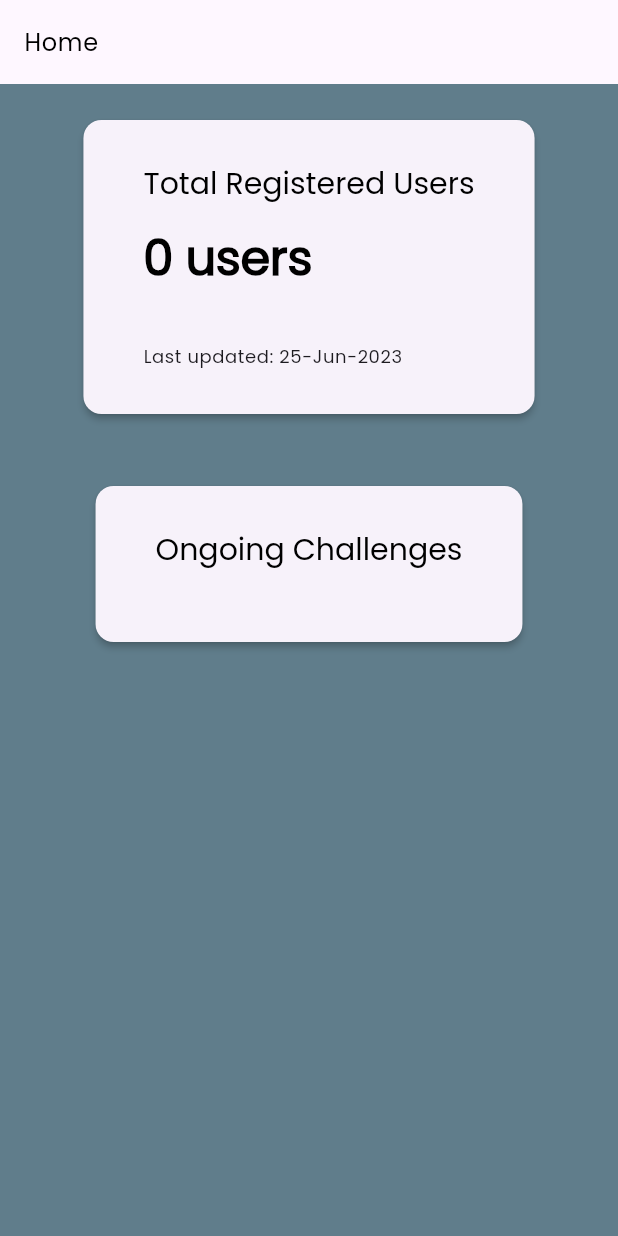
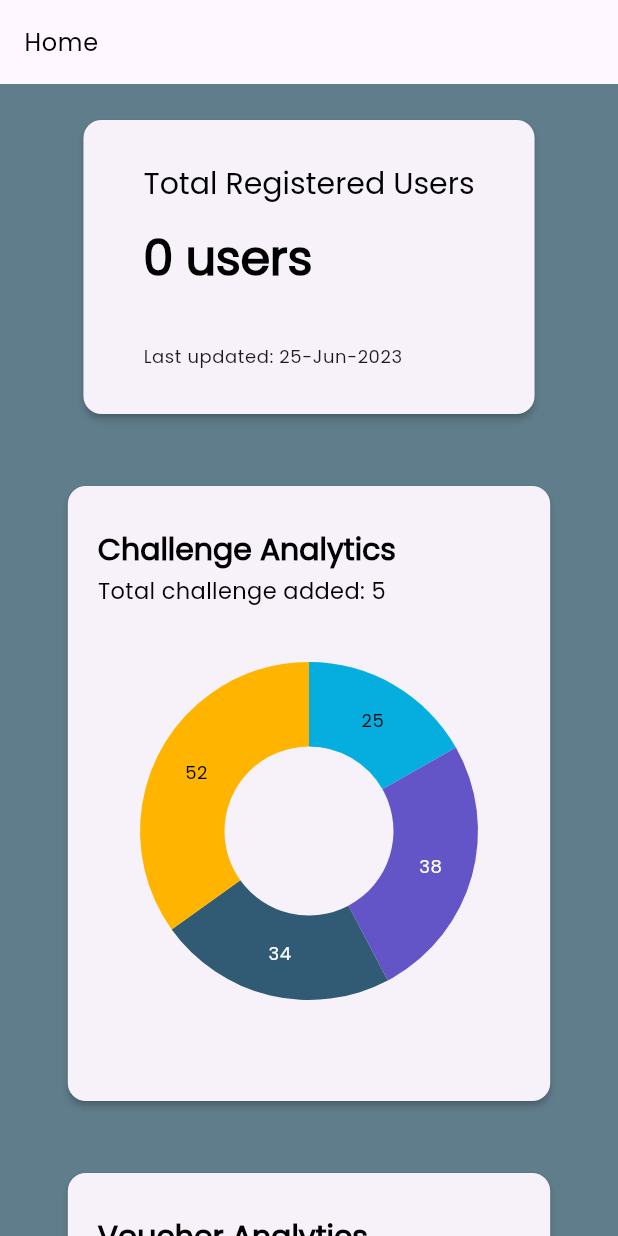
Before and after one commit to cmtan-2000/wmsm_map, a Flutter app: the AdminDashboard screen opened directly, on a phone screen of 412 x 824 dp. Run offline on Flutter 3.47's test engine with Material 2 defaults, Android fonts, the phone set to English and light mode, and no system bars; our stand-ins replace awesome_snackbar_content, barcode_widget, cached_network_image, cloud_firestore, email_validator, firebase_auth and 14 more; missing offline and left inert: coupon_uikit, flutter_barcode_scanner, health; accounts and stored records are empty.

Commit message:
done analytics ui and claim voucher ui

```diff
--- a/lib/routes.dart
+++ b/lib/routes.dart
@@ -8,6 +8,7 @@ import 'package:wmsm_flutter/view/user_challenges/admin/admin_add_challenge.dart
 import 'package:wmsm_flutter/view/user_challenges/admin/admin_edit_challenge.dart';
 import 'package:wmsm_flutter/view/user_challenges/admin/admin_manage_challenge_page.dart';
 import 'package:wmsm_flutter/view/user_challenges/admin/admin_scan_voucher.dart';
+import 'package:wmsm_flutter/view/user_challenges/user/user_claim_voucher.dart';
 import 'package:wmsm_flutter/view/user_challenges/user/user_join_challenge_page.dart';
 import 'package:wmsm_flutter/view/user_challenges/voucher_page.dart';
 import 'package:wmsm_flutter/view/user_dashboard/notification_page.dart';
@@ -125,6 +126,9 @@ Route<dynamic>? generateRoute(RouteSettings settings) {
           builder: ((context) => const SearchArticlePage()));
     case '/scanVoucher':
       return MaterialPageRoute(builder: ((context) => const VoucherScanner()));
+    case '/claimVoucher':
+      return MaterialPageRoute(
+          builder: ((context) => const UserClaimVoucher()));
     default:
       return null;
   }
--- a/lib/view/user_dashboard/admin_dashboard_page.dart
+++ b/lib/view/user_dashboard/admin_dashboard_page.dart
@@ -2,6 +2,8 @@ import 'package:cloud_firestore/cloud_firestore.dart';
 import 'package:flutter/material.dart';
 import 'package:intl/intl.dart';
 import 'package:logger/logger.dart';
+import 'package:wmsm_flutter/view/user_dashboard/widgets/challenge_analytics.dart';
+import 'package:wmsm_flutter/view/user_dashboard/widgets/voucher_analytics.dart';
 
 class AdminDashboard extends StatelessWidget {
   AdminDashboard({super.key});
@@ -70,26 +72,10 @@ class AdminDashboard extends StatelessWidget {
                           ),
                         ),
                         const SizedBox(height: 40),
-                        Card(
-                          elevation: 2,
-                          child: Padding(
-                            padding: const EdgeInsets.symmetric(
-                                horizontal: 40, vertical: 30),
-                            child: Column(
-                                crossAxisAlignment: CrossAxisAlignment.start,
-                                mainAxisAlignment: MainAxisAlignment.center,
-                                mainAxisSize: MainAxisSize.max,
-                                children: [
-                                  Text(
-                                    'Ongoing Challenges',
-                                    style: Theme.of(context)
-                                        .textTheme
-                                        .displaySmall,
-                                  ),
-                                  const SizedBox(height: 20),
-                                ]),
-                          ),
-                        )
+                        const ChallengeAnalytics(),
+                        const SizedBox(height: 40),
+                        const VoucherAnalytics(),
+                        const SizedBox(height: 20),
                       ],
                     ),
                   ),
--- /dev/null
+++ b/lib/view/user_dashboard/widgets/challenge_analytics.dart
@@ -0,0 +1,78 @@
+import 'package:flutter/material.dart';
+import 'package:syncfusion_flutter_charts/charts.dart';
+
+class ChallengeAnalytics extends StatefulWidget {
+  const ChallengeAnalytics({super.key});
+
+  @override
+  State<ChallengeAnalytics> createState() => _ChallengeAnalyticsState();
+}
+
+class _ChallengeAnalyticsState extends State<ChallengeAnalytics> {
+  late List<_ChartData> data;
+
+  @override
+  void initState() {
+    //TODO: get data from challengers firebase
+    data = [
+      _ChartData('David', 25),
+      _ChartData('Steve', 38),
+      _ChartData('Jack', 34),
+      _ChartData('Others', 52)
+    ];
+    super.initState();
+  }
+
+  @override
+  Widget build(BuildContext context) {
+    return SizedBox(
+      width: MediaQuery.of(context).size.width * 0.8,
+      child: Card(
+        elevation: 2,
+        child: Padding(
+          padding: const EdgeInsets.symmetric(horizontal: 20, vertical: 30),
+          child: Column(
+              crossAxisAlignment: CrossAxisAlignment.start,
+              mainAxisAlignment: MainAxisAlignment.center,
+              mainAxisSize: MainAxisSize.max,
+              children: [
+                Text(
+                  'Challenge Analytics',
+                  style: Theme.of(context)
+                      .textTheme
+                      .displaySmall
+                      ?.copyWith(fontWeight: FontWeight.bold),
+                ),
+                const SizedBox(height: 5),
+                const Text(
+                  'Total challenge added: 5',
+                  style: TextStyle(fontSize: 15),
+                ),
+                //BarChart for challenge
+                SfCircularChart(
+                  tooltipBehavior:
+                      TooltipBehavior(enable: true, animationDuration: 1),
+                  margin: EdgeInsets.zero,
+                  series: <CircularSeries>[
+                    DoughnutSeries<_ChartData, String>(
+                        dataSource: data,
+                        xValueMapper: (_ChartData data, _) => data.x,
+                        yValueMapper: (_ChartData data, _) => data.y,
+                        dataLabelSettings:
+                            const DataLabelSettings(isVisible: true),
+                        name: 'Compare_challenges')
+                  ],
+                ),
+              ]),
+        ),
+      ),
+    );
+  }
+}
+
+class _ChartData {
+  _ChartData(this.x, this.y);
+
+  final String x;
+  final double y;
+}
--- /dev/null
+++ b/lib/view/user_dashboard/widgets/voucher_analytics.dart
@@ -0,0 +1,80 @@
+import 'package:flutter/material.dart';
+import 'package:syncfusion_flutter_charts/charts.dart';
+import 'package:wmsm_flutter/model/step.dart';
+
+class VoucherAnalytics extends StatefulWidget {
+  const VoucherAnalytics({super.key});
+
+  @override
+  State<VoucherAnalytics> createState() => _VoucherAnalyticsState();
+}
+
+class _VoucherAnalyticsState extends State<VoucherAnalytics> {
+  List<StepData> stepData = [
+    StepData('Mon', 2000),
+    StepData('Tue', 3000),
+    StepData('Wed', 4000),
+    StepData('Thu', 5000),
+    StepData('Fri', 6000),
+    StepData('Sat', 7000),
+    StepData('Sun', 8000),
+  ];
+  @override
+  void initState() {
+    // Initialize the voucher data
+    super.initState();
+  }
+
+  @override
+  Widget build(BuildContext context) {
+    return SizedBox(
+      width: MediaQuery.of(context).size.width * 0.8,
+      child: Card(
+          elevation: 2,
+          child: Padding(
+            padding: const EdgeInsets.symmetric(horizontal: 20, vertical: 30),
+            child: Column(
+                crossAxisAlignment: CrossAxisAlignment.start,
+                mainAxisAlignment: MainAxisAlignment.start,
+                mainAxisSize: MainAxisSize.max,
+                children: [
+                  Text(
+                    'Voucher Analytics',
+                    style: Theme.of(context)
+                        .textTheme
+                        .displaySmall
+                        ?.copyWith(fontWeight: FontWeight.bold),
+                  ),
+                  const SizedBox(height: 5),
+                  const Text(
+                    'Total challenge added: 5',
+                    style: TextStyle(fontSize: 15),
+                  ),
+                  const SizedBox(height: 10),
+                  SfCartesianChart(
+                    primaryXAxis: CategoryAxis(
+                      majorGridLines: const MajorGridLines(width: 0),
+                    ),
+                    legend: Legend(isVisible: false),
+                    tooltipBehavior: TooltipBehavior(
+                        enable: true, animationDuration: 1, header: ''),
+                    series: <ChartSeries<StepData, String>>[
+                      ColumnSeries<StepData, String>(
+                        dataSource: stepData,
+                        borderRadius: const BorderRadius.only(
+                          topLeft: Radius.circular(5),
+                          topRight: Radius.circular(5),
+                        ),
+                        xValueMapper: (StepData data, _) => data.x,
+                        yValueMapper: (StepData data, _) => data.y,
+                        dataLabelSettings:
+                            const DataLabelSettings(isVisible: true),
+                        animationDuration: 0,
+                      ),
+                    ],
+                  ),
+                ]),
+          )),
+    );
+  }
+}
```
Also changed, not shown: lib/view/user_article/admin/admin_add_article.dart (+7 -2 lines), lib/view/user_challenges/admin/admin_add_challenge.dart (+11 -12 lines), lib/view/user_challenges/challenge_page.dart (+8 -0 lines), lib/view/user_challenges/user/user_claim_voucher.dart (added, +81 -0 lines).
